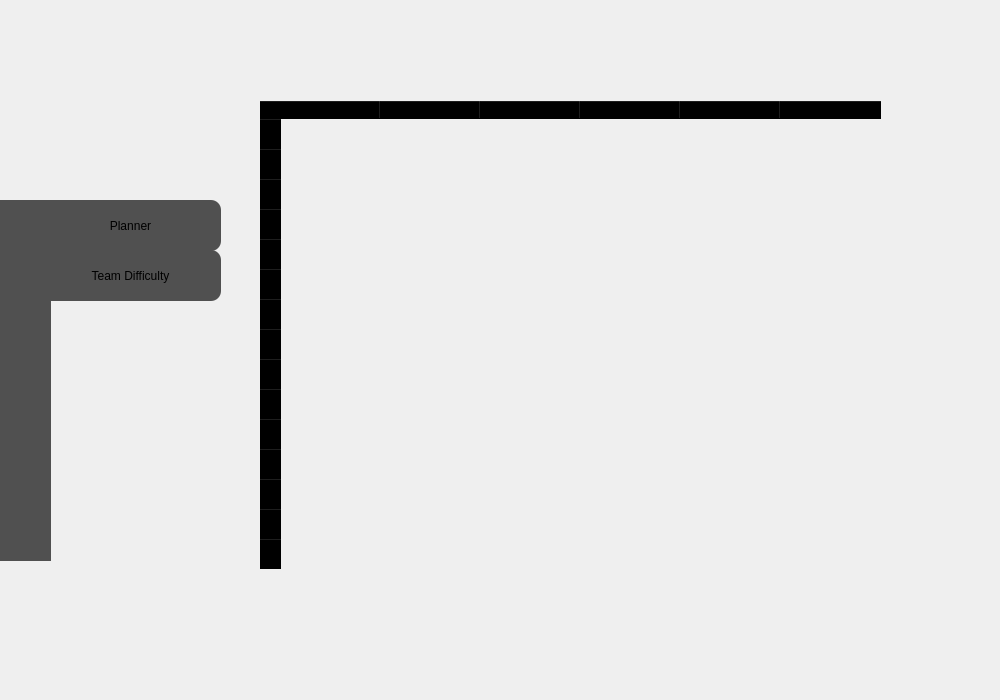
Before: the Qt Designer form design.ui in Fran3x/fpl_tool, drawn with Qt 5.
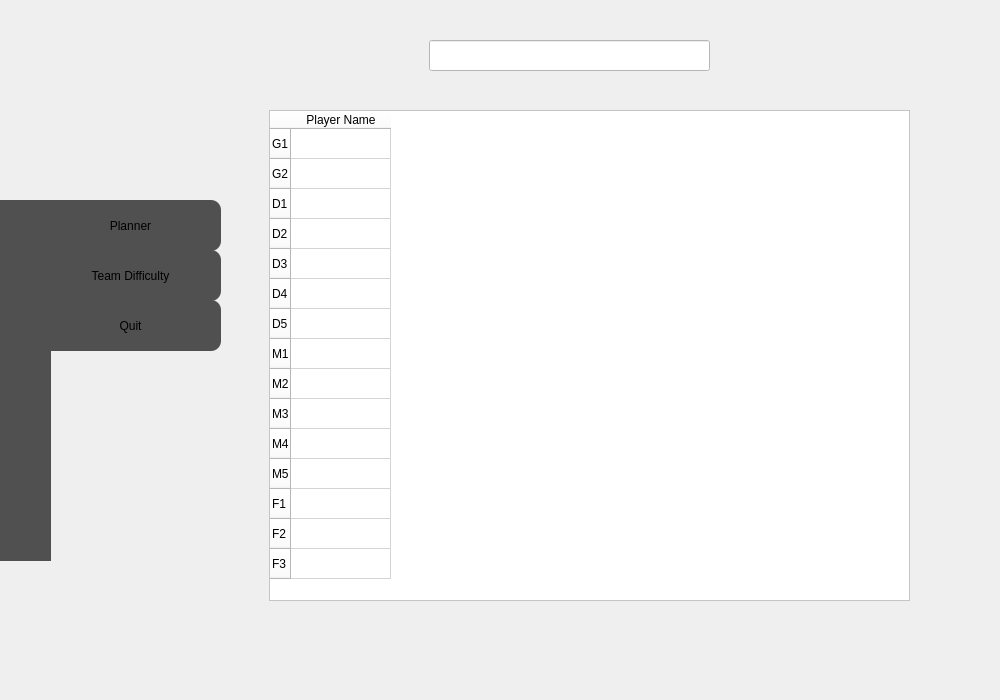
After: the same form once the commit is applied. Icons and pictures are not drawn.

```diff
--- a/design.ui
+++ b/design.ui
@@ -71,7 +71,7 @@
       <x>239</x>
       <y>0</y>
       <width>761</width>
-      <height>661</height>
+      <height>681</height>
      </rect>
     </property>
     <property name="currentIndex">
@@ -84,12 +84,18 @@
      <widget class="QTableWidget" name="tableWidget">
       <property name="geometry">
        <rect>
-        <x>20</x>
-        <y>100</y>
-        <width>631</width>
-        <height>481</height>
+        <x>30</x>
+        <y>110</y>
+        <width>641</width>
+        <height>491</height>
        </rect>
       </property>
+      <property name="styleSheet">
+       <string notr="true">background-color:white</string>
+      </property>
+      <property name="columnCount">
+       <number>1</number>
+      </property>
       <row>
        <property name="text">
         <string>G1</string>
@@ -167,34 +173,22 @@
       </row>
       <column>
        <property name="text">
-        <string>player_name</string>
+        <string>Player Name</string>
        </property>
       </column>
-      <column>
-       <property name="text">
-        <string>GW1</string>
-       </property>
-      </column>
-      <column>
-       <property name="text">
-        <string>GW2</string>
-       </property>
-      </column>
-      <column>
-       <property name="text">
-        <string>GW3</string>
-       </property>
-      </column>
-      <column>
-       <property name="text">
-        <string>GW4</string>
-       </property>
-      </column>
-      <column>
-       <property name="text">
-        <string>GW5</string>
-       </property>
-      </column>
+     </widget>
+     <widget class="QLineEdit" name="search_box">
+      <property name="geometry">
+       <rect>
+        <x>190</x>
+        <y>40</y>
+        <width>281</width>
+        <height>31</height>
+       </rect>
+      </property>
+      <property name="styleSheet">
+       <string notr="true">background-color: white</string>
+      </property>
      </widget>
     </widget>
     <widget class="QWidget" name="team_difficulty_page">
@@ -829,6 +823,21 @@
      <pixmap>pics/logo_premier_league_small_black.png</pixmap>
     </property>
    </widget>
+   <widget class="QPushButton" name="Quit">
+    <property name="geometry">
+     <rect>
+      <x>40</x>
+      <y>300</y>
+      <width>181</width>
+      <height>51</height>
+     </rect>
+    </property>
+    <property name="text">
+     <string>Quit</string>
+    </property>
+   </widget>
+   <zorder>Quit</zorder>
+   <zorder>label_22</zorder>
    <zorder>TeamDifficulty</zorder>
    <zorder>scenes</zorder>
    <zorder>Planner</zorder>
```
Left out of the diff: 3 changed lines with no effect on the pictures.
